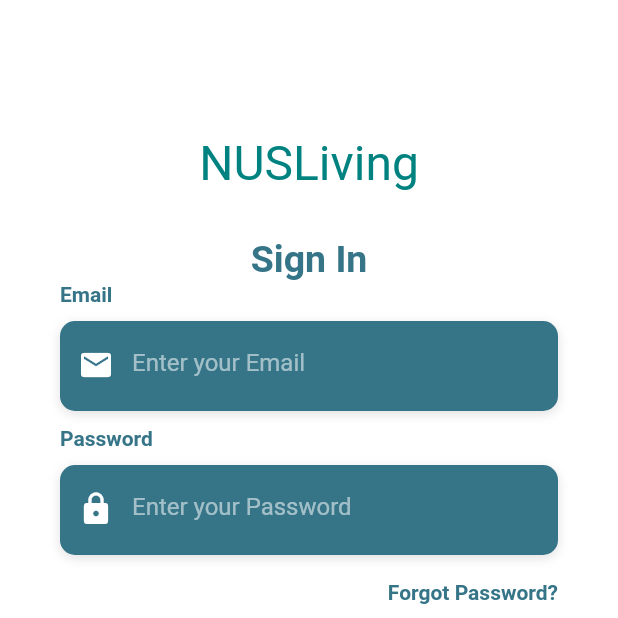
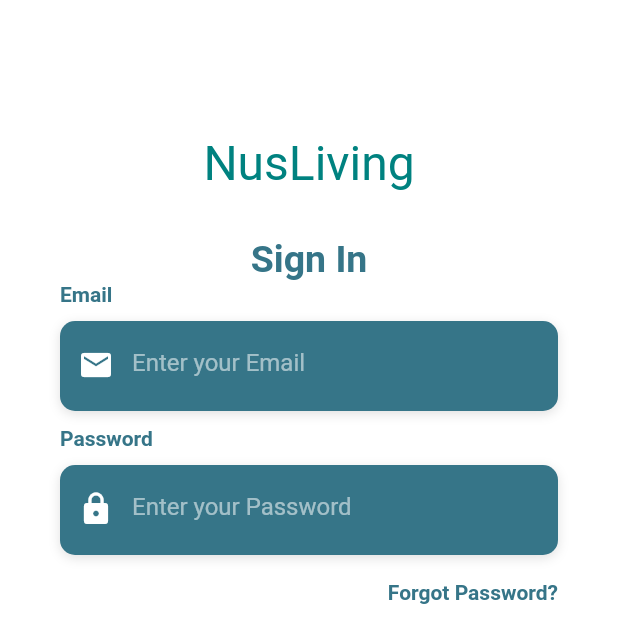
Before and after one commit to Aron113/NUSLiving, a Flutter app: the screen it shows after launch, on a phone screen of 412 x 824 dp, the top half of it. Run offline on Flutter 3.47's test engine with Material 2 defaults, Android fonts, the phone set to English and light mode, and no system bars; our stand-ins replace email_validator, firebase_auth, firebase_core, google_fonts, multi_select_flutter; accounts and stored records are empty; Roboto replaces fonts that are missing (OpenSans).

Commit message:
Update login.dart

```diff
--- a/client/lib/screens/loginScreens/login.dart
+++ b/client/lib/screens/loginScreens/login.dart
@@ -291,7 +291,7 @@
                     mainAxisAlignment: MainAxisAlignment.center,
                     crossAxisAlignment: CrossAxisAlignment.center,
                     children: <Widget>[
-                      const Text('NUSLiving',
+                      const Text('NusLiving',
                           style: TextStyle(
                             color: Color.fromARGB(255, 00, 130, 128),
                             fontFamily: 'OpenSans',
```
